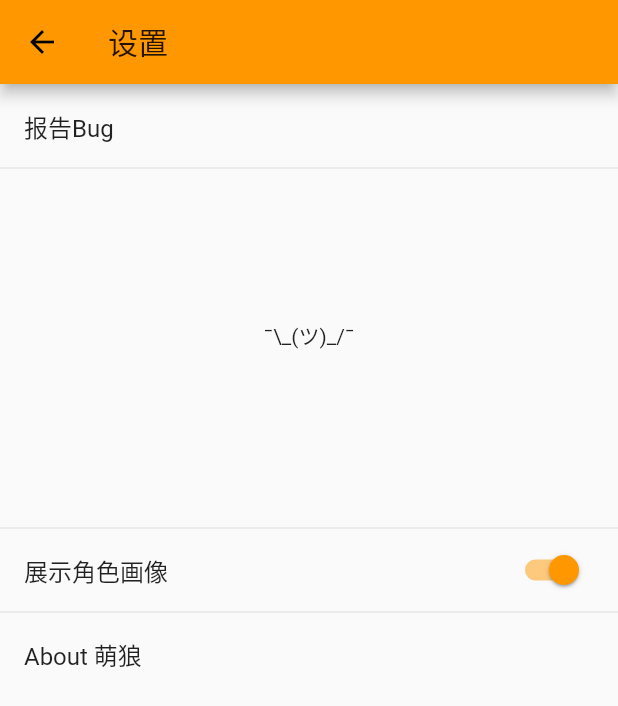
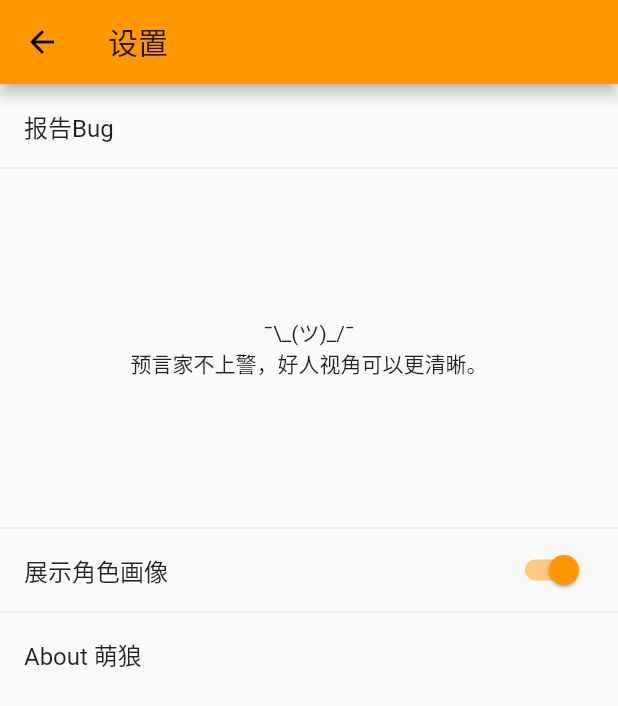
Before and after one commit to Livinglist/WerewolfJudge, a Flutter app: the SettingsPage screen opened directly, on a phone screen of 412 x 824 dp. Shown: the top 706 px of the screen. Run offline on Flutter 3.47's test engine with Material 2 defaults, Android fonts, the phone set to English and light mode, and no system bars; our stand-ins replace audioplayers, cloud_firestore, firebase_auth, firebase_core, firebase_storage, flutter_signin_button and 12 more; missing offline and left inert: apple_sign_in, cloud_firestore_web, firebase_auth_web, firebase_core_web, google_sign_in_web, jdenticon_dart and 1 more; accounts and stored records are empty; network calls fail.

Commit message:
Added fun facts.

```diff
--- a/lib/resource/constants.dart
+++ b/lib/resource/constants.dart
@@ -36,5 +36,6 @@
   "别看了。",
   "",
   "狼人和村民是同一阵营。"
+  "五星好评可以提高拿神牌的几率。",
   ""
 ];
```
